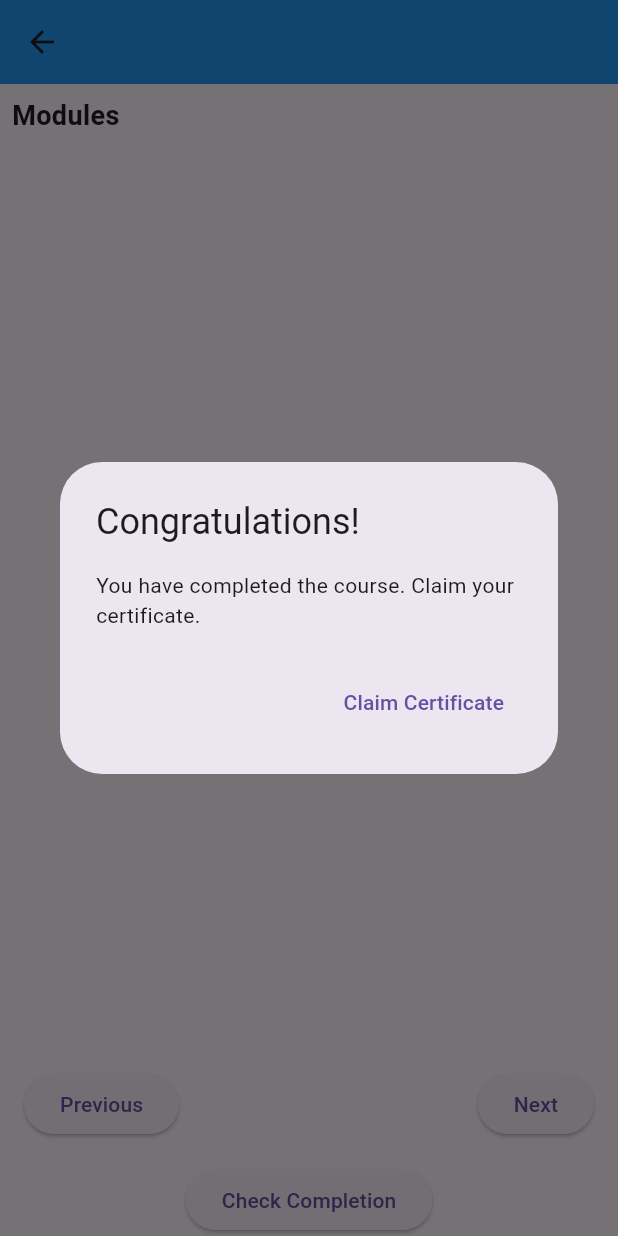
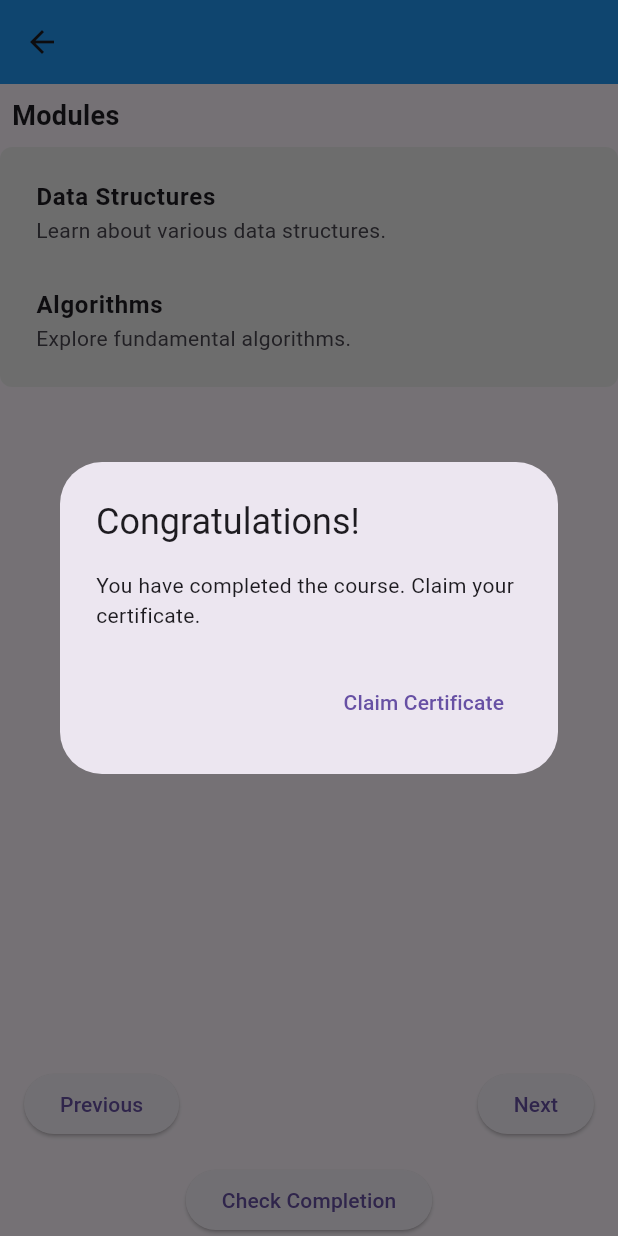
Before and after one commit to AlHasanSony/edtech_app, a Flutter app: the CoursePlayerScreen screen opened directly with empty values, after a tap on "Next", after a tap on "Check Completion", on a phone screen of 412 x 824 dp. Run offline on Flutter 3.47's test engine with Material 3 defaults, Android fonts, the phone set to English and light mode, and no system bars; our stand-ins replace chewie, cloud_firestore, firebase_auth, firebase_core, video_player; accounts and stored records are empty.

Commit message:
module list has been updated

```diff
--- a/lib/screens/widgets/module_list.dart
+++ b/lib/screens/widgets/module_list.dart
@@ -18,6 +18,21 @@ class ModuleListWidget extends StatelessWidget {
             style: TextStyle(fontSize: 18.0, fontWeight: FontWeight.bold),
           ),
         ),
+        Container(
+          padding: EdgeInsets.all(8.0),
+          decoration: BoxDecoration(
+            color: Colors.grey[200], // Adjust color based on your theme
+            borderRadius: BorderRadius.circular(8.0),
+          ),
+          child: Column(
+            crossAxisAlignment: CrossAxisAlignment.start,
+            children: [
+              _buildModuleTile("Data Structures", "Learn about various data structures."),
+              _buildModuleTile("Algorithms", "Explore fundamental algorithms."),
+              // Add more predefined modules as needed
+            ],
+          ),
+        ),
         ListView.builder(
           shrinkWrap: true,
           physics: NeverScrollableScrollPhysics(),
@@ -33,4 +48,14 @@ class ModuleListWidget extends StatelessWidget {
       ],
     );
   }
+
+  Widget _buildModuleTile(String title, String description) {
+    return ListTile(
+      title: Text(
+        title,
+        style: TextStyle(fontWeight: FontWeight.bold),
+      ),
+      subtitle: Text(description),
+    );
+  }
 }
```
